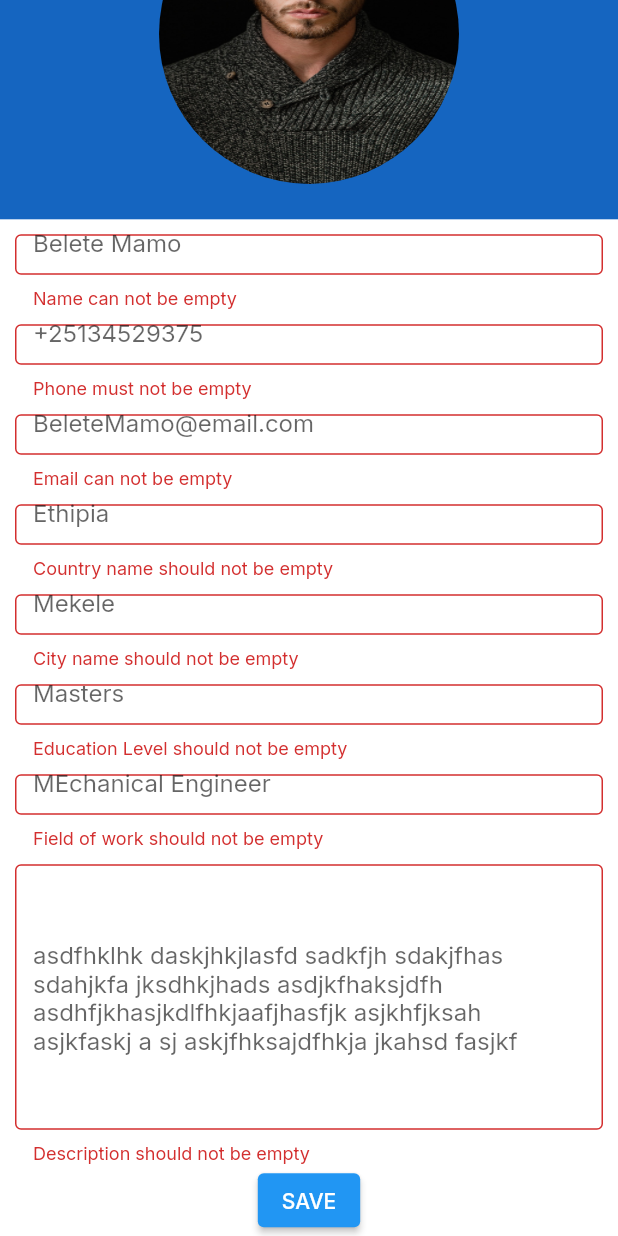
After one commit to beimnet777/Megenagna, a Flutter app: the screen it shows after launch, scrolled down 101 dp, after a tap on "SAVE", on a phone screen of 412 x 824 dp. The commit adds this screen. Run offline on Flutter 3.47's test engine with Material 2 defaults, Android fonts, the light colour scheme and no system bars; our stand-ins replace flutter_bloc.

Commit message:
added a form page for updating the users profile with form validation.

```diff
--- a/Project-Megenagna/megenagna/lib/main.dart
+++ b/Project-Megenagna/megenagna/lib/main.dart
@@ -1,11 +1,12 @@
 import 'package:flutter/material.dart';
-import 'package:megenagna/companyProfile.dart';
+import 'package:megenagna/ui/ProfileUpdate.dart';
+import 'package:megenagna/ui/companyProfile.dart';
 import 'package:megenagna/ui/Home.dart';
 import 'package:megenagna/ui/Profile.dart';
 
 void main() {
   runApp(MaterialApp(
-    home: CompanyProfile(),
+    home: ProfileUpdate(),
     debugShowCheckedModeBanner: false,
     theme: ThemeData(
       fontFamily: 'Inter',
--- /dev/null
+++ b/Project-Megenagna/megenagna/lib/ui/ProfileUpdate.dart
@@ -0,0 +1,277 @@
+import 'package:flutter/material.dart';
+import 'package:flutter/services.dart';
+import 'package:flutter_bloc/flutter_bloc.dart';
+
+class ProfileUpdate extends StatelessWidget {
+  //controlers for the form are below this line
+  final nameController = TextEditingController();
+  final phoneController = TextEditingController();
+  final emailController = TextEditingController();
+  final countryController = TextEditingController();
+  final cityController = TextEditingController();
+  final educationLevelController = TextEditingController();
+  final fieldController = TextEditingController();
+  final descriptionController = TextEditingController();
+  //conterllers end here
+
+  //form variables start here
+  final name = "Belete Mamo";
+  final phoneNumber = "+25134529375";
+  final emailAddress = "BeleteMamo@email.com";
+  final country = "Ethipia";
+  final city = "Mekele";
+  final educationLevel = "Masters";
+  final field = "MEchanical Engineer";
+  final selfDescription =
+      "asdfhklhk daskjhkjlasfd sadkfjh sdakjfhas sdahjkfa jksdhkjhads asdjkfhaksjdfh asdhfjkhasjkdlfhkjaafjhasfjk asjkhfjksah asjkfaskj a sj askjfhksajdfhkja jkahsd fasjkf";
+  //form variables end here
+
+  // key variable in the form
+  final formKey = GlobalKey<FormState>();
+  //
+  @override
+  Widget build(BuildContext context) {
+    return SafeArea(
+      child: Material(
+        child: Container(
+          color: Colors.white,
+          child: ListView(
+            children: [
+              // First Child of the container the top wigdet
+              Container(
+                //this container contains the blue widget on the screen with the image with 30% height
+                height: MediaQuery.of(context).size.height * 0.3,
+                color: Colors.blue[800],
+                child: Center(
+                    child: Container(
+                  height: 200,
+                  width: 200,
+                  child: ClipRRect(
+                    //this widget contains the image thats is shaped circular
+                    child: Image.asset(
+                      "assets/photo01.jpg",
+                      fit: BoxFit.fill,
+                    ),
+                    borderRadius: BorderRadius.circular(100),
+                  ),
+                )),
+              ),
+              Form(
+                  key: formKey,
+                  child: Column(
+                    children: [
+                      /**
+                   * NAME
+                   * the next widget is the form field that containts the Name of the user
+                   * the users previous data will be in as a place holder in the field
+                   */
+                      Padding(
+                        padding: const EdgeInsets.fromLTRB(10, 10, 10, 0),
+                        child: Container(
+                          height: 50,
+                          child: TextFormField(
+                            controller: nameController,
+                            keyboardType: TextInputType.name,
+                            decoration: InputDecoration(
+                                hintText: name, border: OutlineInputBorder()),
+                            validator: (String? name) {
+                              if (name == null || name.isEmpty) {
+                                return "Name can not be empty";
+                              }
+                            },
+                          ),
+                        ),
+                      ),
+                      /**
+                   * PHONE NUMBER
+                   * the next widget is the form field that containts the phone number of the user
+                   * the users previous data will be in as a place holder in the field
+                   */
+                      Padding(
+                        padding: const EdgeInsets.fromLTRB(10, 10, 10, 0),
+                        child: Container(
+                          height: 50,
+                          child: TextFormField(
+                            controller: phoneController,
+                            keyboardType: TextInputType.phone,
+                            decoration: InputDecoration(
+                                hintText: phoneNumber,
+                                border: OutlineInputBorder()),
+                            validator: (String? phone) {
+                              if (phone == null || phone.isEmpty) {
+                                return "Phone must not be empty";
+                              }
+
+                              final phoneTest =
+                                  RegExp("/^(^\+251|^251|^0)?9\d{8}\$/");
+                              final phoneValid = phoneTest.hasMatch(phone);
+
+                              return phoneValid
+                                  ? null
+                                  : "Phone number is incorrect";
+                            },
+                          ),
+                        ),
+                      ),
+                      /**
+                   * EMAIL
+                   * the next widget is the form field that containts the Email of the user
+                   * the users previous data will be in as a place holder in the field
+                   */
+                      Padding(
+                        padding: const EdgeInsets.fromLTRB(10, 10, 10, 0),
+                        child: Container(
+                          height: 50,
+                          child: TextFormField(
+                            controller: emailController,
+                            keyboardType: TextInputType.emailAddress,
+                            decoration: InputDecoration(
+                                hintText: emailAddress,
+                                border: OutlineInputBorder()),
+                            validator: (String? email) {
+                              if (email == null || email.isEmpty) {
+                                return "Email can not be empty";
+                              }
+
+                              bool emailValid = RegExp(
+                                      r"^[a-zA-Z0-9.a-zA-Z0-9.!#$%&'*+-/=?^_`{|}~]+@[a-zA-Z0-9]+\.[a-zA-Z]+")
+                                  .hasMatch(email);
+                              return emailValid
+                                  ? null
+                                  : "Invalied email address";
+                            },
+                          ),
+                        ),
+                      ),
+                      /**
+                   * COUNTRY
+                   * the next widget is the form field that containts the counter of the user
+                   * the users previous data will be in as a place holder in the field
+                   */
+                      Padding(
+                        padding: const EdgeInsets.fromLTRB(10, 10, 10, 0),
+                        child: Container(
+                          height: 50,
+                          child: TextFormField(
+                            controller: countryController,
+                            keyboardType: TextInputType.name,
+                            decoration: InputDecoration(
+                                hintText: country,
+                                border: OutlineInputBorder()),
+                            validator: (String? country) {
+                              if (country == null || country.isEmpty) {
+                                return "Country name should not be empty";
+                              }
+                            },
+                          ),
+                        ),
+                      ),
+                      /**
+                   * CITY
+                   * the next widget is the form field that containts the living city of the user
+                   * the users previous data will be in as a place holder in the field
+                   */
+                      Padding(
+                        padding: const EdgeInsets.fromLTRB(10, 10, 10, 0),
+                        child: Container(
+                          height: 50,
+                          child: TextFormField(
+                            controller: cityController,
+                            keyboardType: TextInputType.name,
+                            decoration: InputDecoration(
+                                hintText: city, border: OutlineInputBorder()),
+                            validator: (String? cityName) {
+                              if (cityName == null || cityName.isEmpty) {
+                                return "City name should not be empty";
+                              }
+                            },
+                          ),
+                        ),
+                      ),
+                      /**
+                   * EDUCATION LEVEL
+                   * the next widget is the form field that containts the Education level of the user
+                   * the users previous data will be in as a place holder in the field
+                   */
+                      Padding(
+                        padding: const EdgeInsets.fromLTRB(10, 10, 10, 0),
+                        child: Container(
+                          height: 50,
+                          child: TextFormField(
+                            controller: educationLevelController,
+                            keyboardType: TextInputType.name,
+                            decoration: InputDecoration(
+                                hintText: educationLevel,
+                                border: OutlineInputBorder()),
+                            validator: (String? educationLevel) {
+                              if (educationLevel == null ||
+                                  educationLevel.isEmpty) {
+                                return "Education Level should not be empty";
+                              }
+                            },
+                          ),
+                        ),
+                      ),
+                      /**
+                   * FIELD OF STUDY
+                   * the next widget is the form field that containts the  field of the user
+                   * the users previous data will be in as a place holder in the field
+                   */
+                      Padding(
+                        padding: const EdgeInsets.fromLTRB(10, 10, 10, 0),
+                        child: Container(
+                          height: 50,
+                          child: TextFormField(
+                            controller: fieldController,
+                            keyboardType: TextInputType.name,
+                            decoration: InputDecoration(
+                                hintText: field, border: OutlineInputBorder()),
+                            validator: (String? field) {
+                              if (field == null || field.isEmpty) {
+                                return "Field of work should not be empty";
+                              }
+                            },
+                          ),
+                        ),
+                      ),
+                      Padding(
+                        padding: const EdgeInsets.fromLTRB(10, 10, 10, 0),
+                        child: Container(
+                          height: 200,
+                          child: SizedBox(
+                            height: 200,
+                            child: TextFormField(
+                              expands: true,
+                              maxLines: null,
+                              controller: descriptionController,
+                              keyboardType: TextInputType.name,
+                              decoration: InputDecoration(
+                                  hintText: selfDescription,
+                                  border: OutlineInputBorder()),
+                              validator: (String? description) {
+                                if (description == null ||
+                                    description.isEmpty) {
+                                  return "Description should not be empty";
+                                }
+                              },
+                            ),
+                          ),
+                        ),
+                      ),
+                      ElevatedButton(
+                          onPressed: () {
+                            final formValid = formKey.currentState!.validate();
+                            if (!formValid) {
+                              return;
+                            }
+                          },
+                          child: Text("SAVE"))
+                    ],
+                  ))
+            ],
+          ),
+        ),
+      ),
+    );
+  }
+}
--- /dev/null
+++ b/Project-Megenagna/megenagna/lib/ui/blocs/profile _update_blocs/save_state.dart
@@ -0,0 +1,7 @@
+abstract class SaveState{}
+
+class Idle extends SaveState{}
+
+class Saving extends SaveState{}
+
+class Saved extends SaveState{}
--- a/Project-Megenagna/megenagna/lib/ui/companyProfile.dart
+++ b/Project-Megenagna/megenagna/lib/ui/companyProfile.dart
@@ -10,7 +10,9 @@ class CompanyProfile_State extends State<CompanyProfile> {
       IconData(0xeff9, fontFamily: "MaterialIcons");
   @override
   Widget build(BuildContext context) {
-    return Container(
+    return SafeArea(
+      child: Container(
+        color: Colors.white,
         child: SingleChildScrollView(
           child: Column(
             crossAxisAlignment: CrossAxisAlignment.center,
@@ -56,7 +58,7 @@ class CompanyProfile_State extends State<CompanyProfile> {
                 padding:
                     const EdgeInsets.symmetric(vertical: 10.0, horizontal: 5),
                 child: Card(
-                elevation: 5,
+                  elevation: 10,
                   child: Padding(
                     padding: const EdgeInsets.symmetric(
                         vertical: 10.0, horizontal: 20),
@@ -170,6 +172,7 @@ class CompanyProfile_State extends State<CompanyProfile> {
             ],
           ),
         ),
+      ),
     );
   }
 }
--- a/Project-Megenagna/megenagna/pubspec.yaml
+++ b/Project-Megenagna/megenagna/pubspec.yaml
@@ -34,6 +34,7 @@ dependencies:
   # The following adds the Cupertino Icons font to your application.
   # Use with the CupertinoIcons class for iOS style icons.
   cupertino_icons: ^1.0.2
+  flutter_bloc: ^8.0.1
 
 dev_dependencies:
   flutter_test:
```
Also changed, not shown: Project-Megenagna/megenagna/lib/ui/blocs/profile _update_blocs/save_event.dart (added), Project-Megenagna/megenagna/pubspec.lock, 2 other files. Lines whose indentation alone changed are shown as unchanged.
